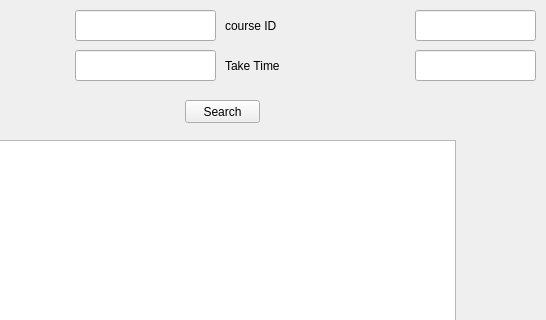
First picture: the form in selectgrade.ui, repository awmleer/grade-management, before the edit; both pictures show x 115 to 661 and y 0 to 320 of the 661 by 471 pixel window.
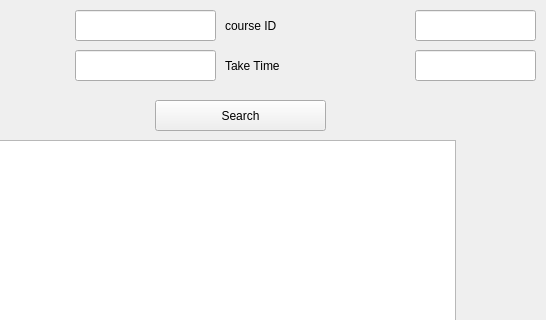
Second picture: the form after the edit.

The edit to the form file:
```diff
--- a/selectgrade.ui
+++ b/selectgrade.ui
@@ -131,10 +131,10 @@
   <widget class="QPushButton" name="pushButton_2">
    <property name="geometry">
     <rect>
-     <x>300</x>
+     <x>270</x>
      <y>100</y>
-     <width>75</width>
-     <height>23</height>
+     <width>171</width>
+     <height>31</height>
     </rect>
    </property>
    <property name="text">
```
